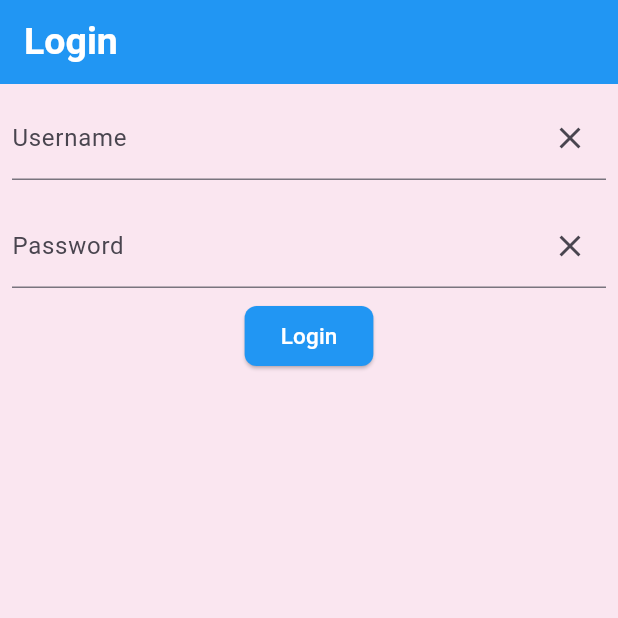
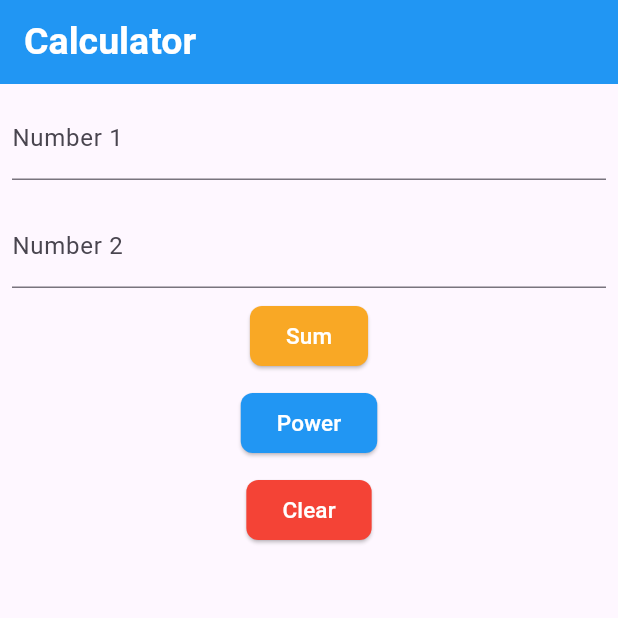
Before and after one commit to Pnt-CoMExE/MFU-Mobile_App-Dev, a Flutter app: the screen it shows after launch, on a phone screen of 412 x 824 dp, the top half of it. Run offline on Flutter 3.47's test engine with Material 3 defaults, Android fonts, the phone set to English and light mode, and no system bars.

Commit message:
✨ Replace Assignment1 with Assignment2 widget for enhanced calculator functionality

```diff
--- a/lib/main.dart
+++ b/lib/main.dart
@@ -1,6 +1,6 @@
 import 'package:flutter/material.dart';
-import 'package:flutter_application_1/week04/assignment1.dart';
+import 'package:flutter_application_1/week04/assignment2.dart';
 
 void main() {
-  runApp(MaterialApp(home: Assignment1(), debugShowCheckedModeBanner: false));
+  runApp(MaterialApp(home: Assignment2(), debugShowCheckedModeBanner: false));
 }
--- /dev/null
+++ b/lib/week04/assignment2.dart
@@ -0,0 +1,150 @@
+import 'dart:math';
+
+import 'package:flutter/material.dart';
+
+class Assignment2 extends StatefulWidget {
+  const Assignment2({super.key});
+
+  @override
+  State<Assignment2> createState() => _Assignment2State();
+}
+
+class _Assignment2State extends State<Assignment2> {
+  String num1 = '';
+  String num2 = '';
+  String result = '';
+
+  TextEditingController tcNum1 = TextEditingController();
+  TextEditingController tcNum2 = TextEditingController();
+
+  void calSum() {
+    setState(() {
+      if (num1.isEmpty || num2.isEmpty) {
+        result = 'Please enter both numbers';
+      } else if (int.tryParse(num1) == null || int.tryParse(num2) == null) {
+        result = 'Please input only numbers';
+      } else {
+        int n1 = int.parse(num1);
+        int n2 = int.parse(num2);
+        result = 'Result = ${n1 + n2}';
+      }
+    });
+  }
+
+  void calPow() {
+    setState(() {
+      if (num1.isEmpty || num2.isEmpty) {
+        result = 'Please enter both numbers';
+      } else if (int.tryParse(num1) == null || int.tryParse(num2) == null) {
+        result = 'Please input only numbers';
+      } else {
+        int n1 = int.parse(num1);
+        int n2 = int.parse(num2);
+        result = 'Result = ${pow(n1, n2)}';
+      }
+    });
+  }
+
+  void clear() {
+    setState(() {
+      tcNum1.clear();
+      tcNum2.clear();
+      num1 = '';
+      num2 = '';
+      result = '';
+    });
+  }
+
+  @override
+  Widget build(BuildContext context) {
+    return Scaffold(
+      appBar: AppBar(
+        title: const Text(
+          'Calculator',
+          style: TextStyle(
+            color: Colors.white,
+            fontSize: 25,
+            fontWeight: FontWeight.bold,
+          ),
+        ),
+        backgroundColor: Colors.blue,
+      ),
+      body: Column(
+        children: [
+          Padding(
+            padding: const EdgeInsets.all(8.0),
+            child: TextField(
+              controller: tcNum1,
+              onChanged: (value) => num1 = value,
+              decoration: const InputDecoration(
+                border: UnderlineInputBorder(),
+                labelText: 'Number 1',
+              ),
+            ),
+          ),
+          Padding(
+            padding: const EdgeInsets.all(8.0),
+            child: TextField(
+              controller: tcNum2,
+              onChanged: (value) => num2 = value,
+              decoration: const InputDecoration(
+                border: UnderlineInputBorder(),
+                labelText: 'Number 2',
+              ),
+            ),
+          ),
+          Column(
+            mainAxisAlignment: MainAxisAlignment.center,
+            children: [
+              ElevatedButton(
+                onPressed: calSum,
+                style: ElevatedButton.styleFrom(
+                  backgroundColor: Colors.yellow[800],
+                  shape: RoundedRectangleBorder(
+                    borderRadius: BorderRadius.circular(8.0),
+                  ),
+                ),
+                child: const Text(
+                  'Sum',
+                  style: TextStyle(color: Colors.white, fontSize: 15),
+                ),
+              ),
+              SizedBox(height: 10),
+
+              ElevatedButton(
+                onPressed: calPow,
+                style: ElevatedButton.styleFrom(
+                  backgroundColor: Colors.blue,
+                  shape: RoundedRectangleBorder(
+                    borderRadius: BorderRadius.circular(8.0),
+                  ),
+                ),
+                child: const Text(
+                  'Power',
+                  style: TextStyle(color: Colors.white, fontSize: 15),
+                ),
+              ),
+              SizedBox(height: 10),
+
+              ElevatedButton(
+                onPressed: clear,
+                style: ElevatedButton.styleFrom(
+                  backgroundColor: Colors.red,
+                  shape: RoundedRectangleBorder(
+                    borderRadius: BorderRadius.circular(8.0),
+                  ),
+                ),
+                child: const Text(
+                  'Clear',
+                  style: TextStyle(color: Colors.white, fontSize: 15),
+                ),
+              ),
+              SizedBox(height: 20),
+              Text(result, style: TextStyle(color: Colors.red, fontSize: 20)),
+            ],
+          ),
+        ],
+      ),
+    );
+  }
+}
```
